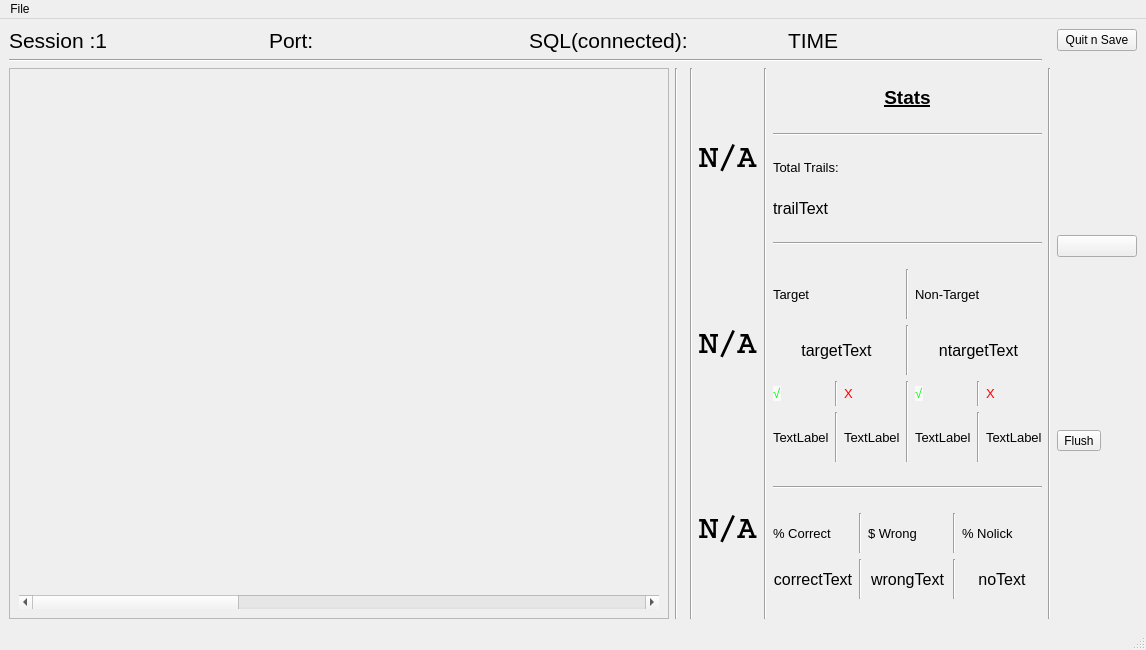
Qt form newwin.ui (Salk-Shtrahman/Temporal) before a commit.
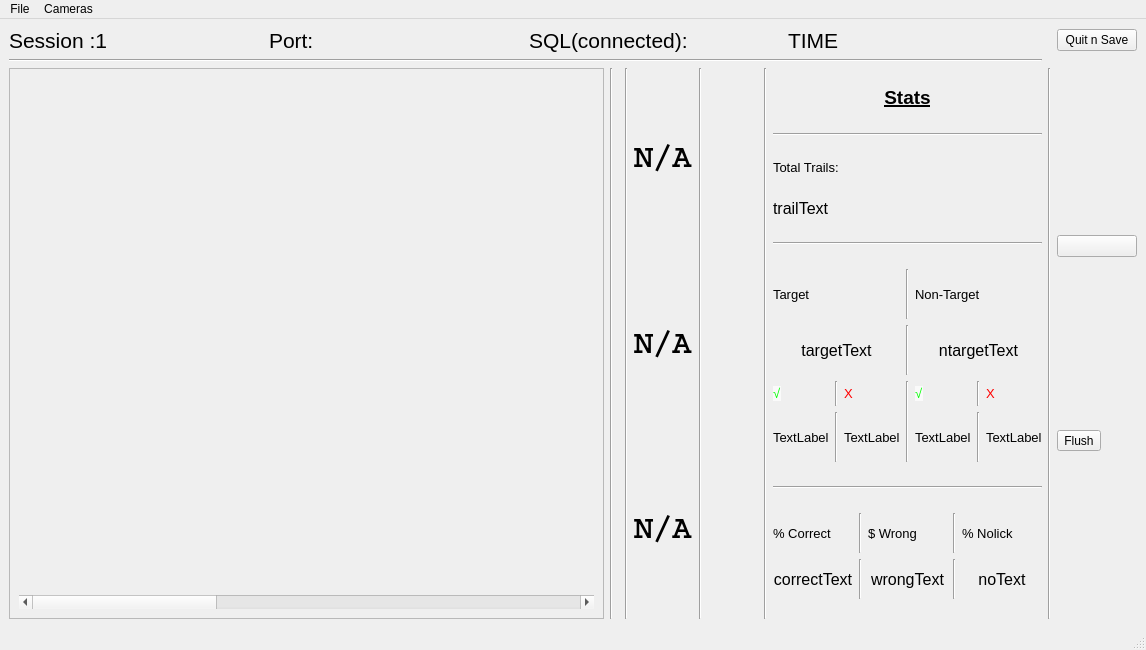
The same form after that commit.

What changed in the file:
```diff
--- a/newwin.ui
+++ b/newwin.ui
@@ -71,7 +71,7 @@
           <rect>
            <x>0</x>
            <y>0</y>
-           <width>668</width>
+           <width>603</width>
            <height>545</height>
           </rect>
          </property>
@@ -153,6 +153,28 @@
        </widget>
       </item>
       <item row="0" column="7">
+       <widget class="QWidget" name="Cam" native="true">
+        <property name="sizePolicy">
+         <sizepolicy hsizetype="Minimum" vsizetype="Preferred">
+          <horstretch>0</horstretch>
+          <verstretch>0</verstretch>
+         </sizepolicy>
+        </property>
+        <property name="minimumSize">
+         <size>
+          <width>50</width>
+          <height>0</height>
+         </size>
+        </property>
+        <property name="maximumSize">
+         <size>
+          <width>400</width>
+          <height>16777215</height>
+         </size>
+        </property>
+       </widget>
+      </item>
+      <item row="0" column="9">
        <layout class="QVBoxLayout" name="verticalLayout_4">
         <item>
          <widget class="QLabel" name="label">
@@ -899,6 +921,13 @@
         </property>
        </widget>
       </item>
+      <item row="0" column="8">
+       <widget class="Line" name="line_20">
+        <property name="orientation">
+         <enum>Qt::Vertical</enum>
+        </property>
+       </widget>
+      </item>
      </layout>
     </item>
     <item row="0" column="1">
@@ -1004,7 +1033,13 @@
     <addaction name="actionSettings"/>
     <addaction name="actionInfo"/>
    </widget>
+   <widget class="QMenu" name="menuCameras">
+    <property name="title">
+     <string>Cameras</string>
+    </property>
+   </widget>
    <addaction name="menuFile"/>
+   <addaction name="menuCameras"/>
   </widget>
   <widget class="QStatusBar" name="statusbar"/>
   <action name="actionSave">
```
